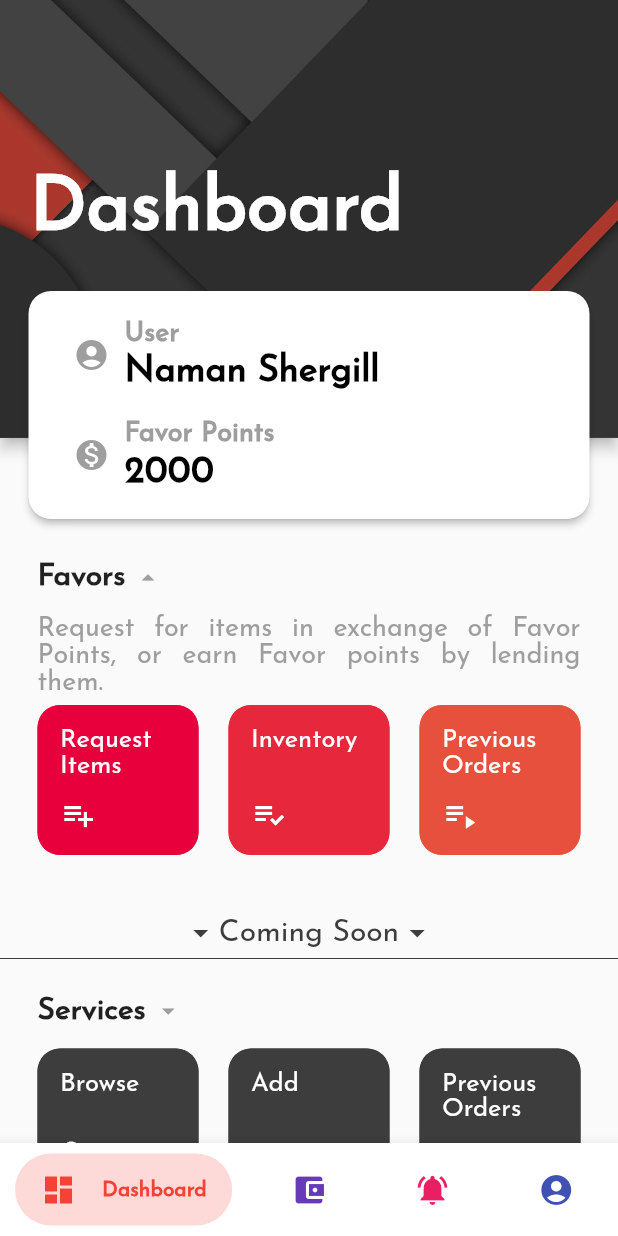
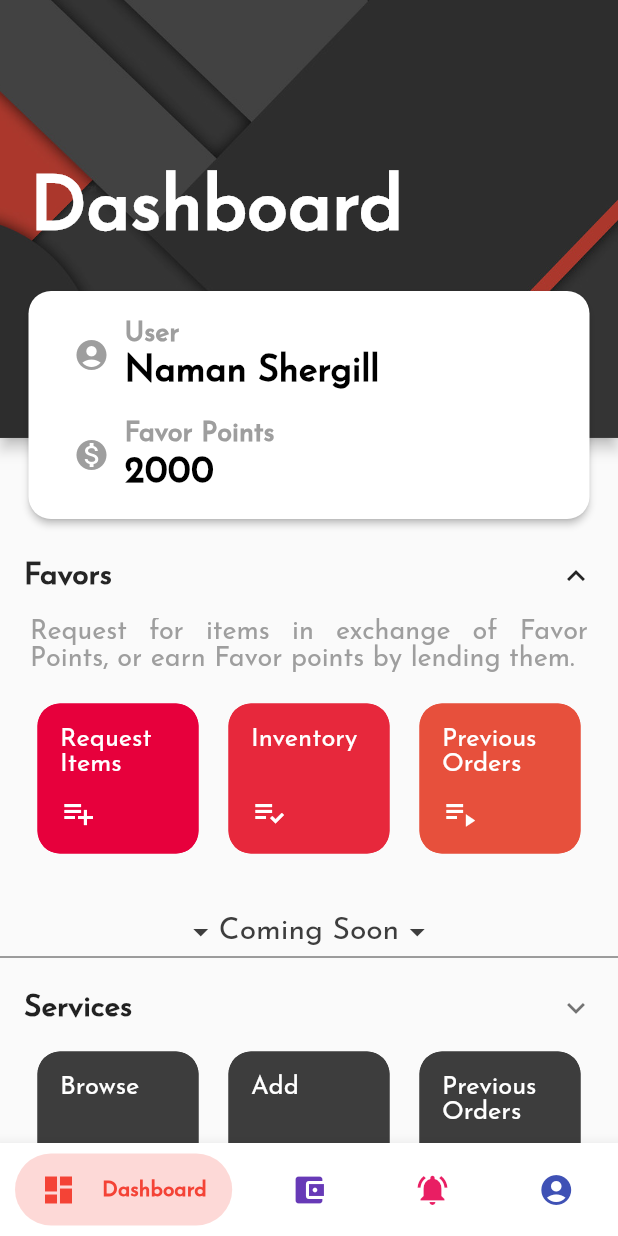
Before and after one commit to NamanShergill/favent, a Flutter app: the screen it shows after launch, after a tap on "Favors", on a phone screen of 412 x 824 dp. Run offline on Flutter 3.47's test engine with Material 2 defaults, Android fonts, the phone set to English and light mode, and no system bars; drawn by our look-alikes of bubble_bottom_bar.

Commit message:
Replaced dropwdown animated container with expansiontile

```diff
--- a/lib/widgets/dropdown_category.dart
+++ b/lib/widgets/dropdown_category.dart
@@ -15,36 +15,15 @@ class _categoryState extends State<category> {
 
   @override
   Widget build(BuildContext context) {
-    return Padding(
-      padding: EdgeInsets.only(top: 5),
+    final theme = Theme.of(context).copyWith(dividerColor: Colors.transparent);
+    return Theme(
+      data: theme,
       child: Material(
-        color: Colors.transparent,
-        child: Padding(
-          padding: EdgeInsets.only(
-              left: 20.0, right: 20,top: 5),
-          child: Column(
-            children: <Widget>[
-              Material(
-                color: Colors.transparent,
         child: InkWell(
           onTap: (){
-                    setState(() {
-                      height = height == 0
-                          ? height = 60
-                          : height = 0
-                      ;
-                      icon = icon == Icons.arrow_drop_down
-                          ? icon =  Icons.arrow_drop_up
-                          : icon = Icons.arrow_drop_down
-                      ;
-                    });
           },
-                  child: Padding(
-                    padding: const EdgeInsets.only(left: 5, right: 5),
-                    child: Row(
-                      mainAxisAlignment: MainAxisAlignment.start,
-                      children: <Widget>[
-                        Text(
+          child: ExpansionTile(
+            title: Text(
                widget.title,
                style: TextStyle(
                  fontSize: 20,
@@ -52,31 +31,9 @@ class _categoryState extends State<category> {
                  fontFamily: 'Josefin',
               ),
             ),
-                        SizedBox(
-                          width: 5,
-                        ),
-                        AnimatedContainer(
-                          height: 40,
-                          duration: Duration(milliseconds: 200),
-                          child: Icon(
-                            icon,
-                            color: Colors.grey,
-                            size: 20,
-                          ),
-                        ),
-                      ],
-                    ),
-                  ),
-                ),
-              ),
-              SizedBox(
-                height: 5,
-              ),
+            children: <Widget>[
               Padding(
-                padding: const EdgeInsets.only(left: 5, right: 5),
-                child: AnimatedContainer(
-                  height: height,
-                  duration: Duration(milliseconds: 200),
+                padding: EdgeInsets.only(left: 20, right: 20, bottom: 20),
                 child: Text(
                   widget.desc,
                   textAlign: TextAlign.justify,
@@ -87,11 +44,10 @@ class _categoryState extends State<category> {
                   ),
                 ),
               ),
-              )
             ],
           ),
         ),
-      ),
+      )
     );
   }
 }
```
Lines whose indentation alone changed are shown as unchanged.
